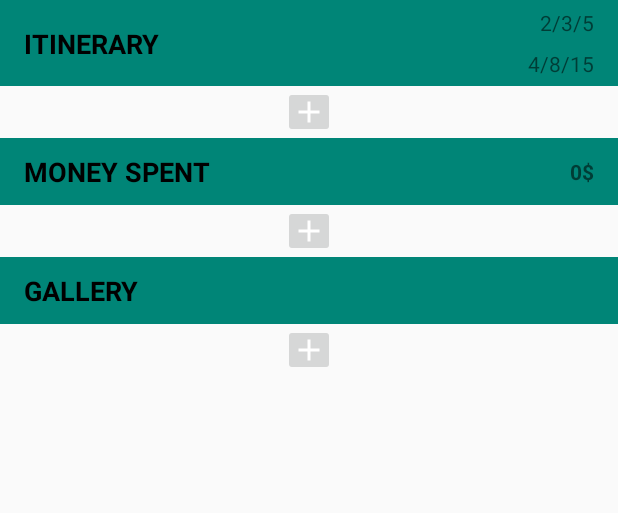
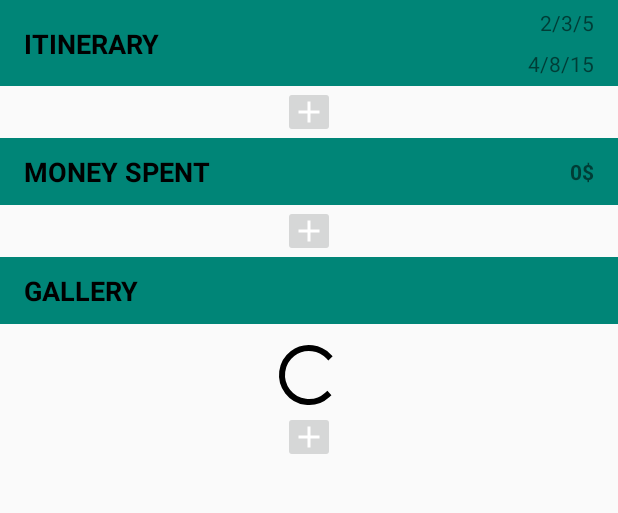
Before and after one commit to PauBlanes/ProjecteAplicat, an Android app: the layout activity_route_detail.xml on its own in the app's theme, with its tools: preview values and no code run, on a phone screen of 412 x 824 dp, the part 168-681 px from its top. Run offline under Robolectric (Android 15) with nearby library versions, the phone set to English and light mode, and no system bars.

Commit message:
Added progress bar when downloading phtos, changed share so option is not saved forever

```diff
--- a/TravelNet/app/src/main/java/paublanes/travelnet/ProfileActivity.java
+++ b/TravelNet/app/src/main/java/paublanes/travelnet/ProfileActivity.java
@@ -241,7 +241,7 @@ public class ProfileActivity extends AppCompatActivity
         intent.setAction(Intent.ACTION_SEND);
         intent.putExtra(Intent.EXTRA_TEXT, msg);
         intent.setType("text/plain");
-        startActivity(intent);
+        startActivity(Intent.createChooser(intent, "Share Profile")); //així no es guarda la opció triada
     }
     void receiveProfile(Uri shortLink) {
 
--- a/TravelNet/app/src/main/java/paublanes/travelnet/RouteDetailActivity.java
+++ b/TravelNet/app/src/main/java/paublanes/travelnet/RouteDetailActivity.java
@@ -31,6 +31,7 @@ import android.widget.EditText;
 import android.widget.ImageButton;
 import android.widget.NumberPicker;
 import android.widget.PopupMenu;
+import android.widget.ProgressBar;
 import android.widget.TextView;
 import android.widget.Toast;
 
@@ -45,6 +46,7 @@ public class RouteDetailActivity extends AppCompatActivity
     //Views
     TextView tv_detail_route_name, tv_detail_start_date, tv_detail_end_date;
     ImageButton fab_add_photos, fab_add_money, fab_add_rp;
+    ProgressBar progressBar;
 
     //Route point list
     RecyclerView rv_routepoints;
@@ -107,6 +109,8 @@ public class RouteDetailActivity extends AppCompatActivity
         imagesAdapter = new ImagesArrayAdapter(this, route.getImageUrls());
         rv_images.setAdapter(imagesAdapter);
         registerForContextMenu(rv_images);
+        progressBar = findViewById(R.id.pb_photos);
+        progressBar.setVisibility(View.GONE);
 
         //Set title
         setTitle(route.getName());
@@ -136,6 +140,9 @@ public class RouteDetailActivity extends AppCompatActivity
                 ClipData clipData = data.getClipData();
 
                 if (clipData != null) {
+
+                    progressBar.setVisibility(View.VISIBLE);
+
                     //Add images chosen to route
                     for (int i = 0;  i < clipData.getItemCount(); i++) {
                         FirebaseManager.getInstance().uploadImage(clipData.getItemAt(i).getUri(),
@@ -353,7 +360,8 @@ public class RouteDetailActivity extends AppCompatActivity
         //Update route locally
         route.addImageUrl(url);
 
-        //update recyclerview
+        //update view
+        progressBar.setVisibility(View.GONE);
         imagesAdapter.notifyDataSetChanged();
 
         //update firebase
--- a/TravelNet/app/src/main/res/layout/activity_route_detail.xml
+++ b/TravelNet/app/src/main/res/layout/activity_route_detail.xml
@@ -176,10 +176,27 @@
 
         </android.support.constraint.ConstraintLayout>
 
-        <android.support.v7.widget.RecyclerView
-            android:id="@+id/rv_photos"
+        <android.support.constraint.ConstraintLayout
             android:layout_width="match_parent"
-            android:layout_height="wrap_content" />
+            android:layout_height="match_parent">
+
+            <ProgressBar
+                android:id="@+id/pb_photos"
+                style="?android:attr/progressBarStyle"
+                android:layout_width="match_parent"
+                android:layout_height="wrap_content"
+                android:layout_marginTop="10dp"
+                app:layout_constraintBottom_toBottomOf="parent"
+                app:layout_constraintStart_toStartOf="parent"
+                app:layout_constraintTop_toTopOf="parent" />
+
+            <android.support.v7.widget.RecyclerView
+                android:id="@+id/rv_photos"
+                android:layout_width="match_parent"
+                android:layout_height="wrap_content"
+                tools:layout_editor_absoluteY="58dp" />
+
+        </android.support.constraint.ConstraintLayout>
 
         <ImageButton
             android:id="@+id/btn_add_photos"
```
